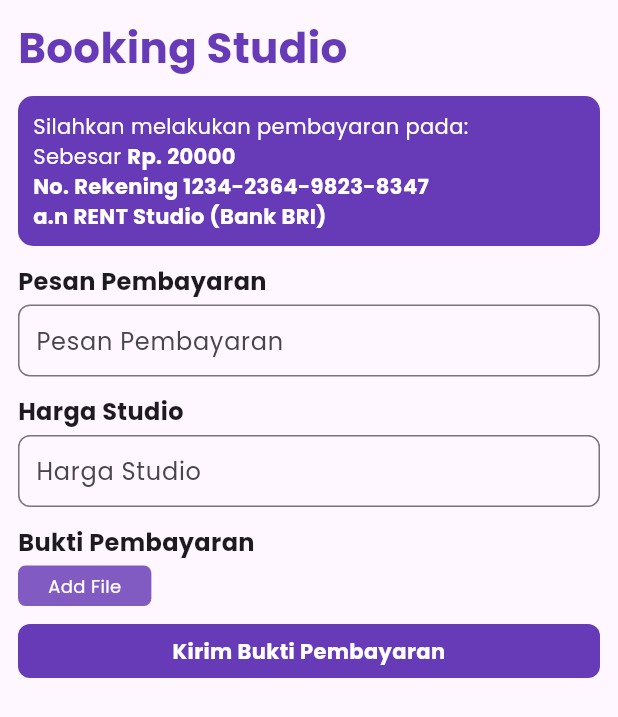
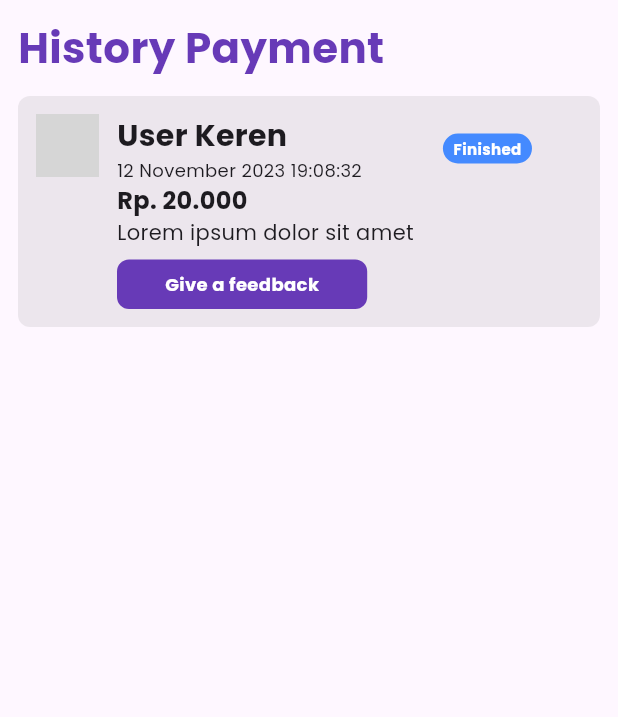
Before and after one commit to mallexibra/RENTStudio_MobileApss, a Flutter app: the screen it shows after launch, on a phone screen of 412 x 824 dp. Shown: the top 717 px of the screen. Run offline on Flutter 3.47's test engine with Material 3 defaults, Android fonts, the light colour scheme and no system bars; our stand-ins replace file_picker, google_fonts, hexcolor; network calls fail; grey boxes are pictures that could not be loaded.

Commit message:
feat: add history payment page

```diff
--- a/lib/main.dart
+++ b/lib/main.dart
@@ -2,6 +2,7 @@ import 'package:flutter/material.dart';
 import 'package:google_fonts/google_fonts.dart';
 import 'package:rent_mobileapps/pages/BookingPage.dart';
 import 'package:rent_mobileapps/pages/DashboardPage.dart';
+import 'package:rent_mobileapps/pages/HistoryPage.dart';
 import 'package:rent_mobileapps/pages/LoginPage.dart';
 import 'package:rent_mobileapps/pages/SignupPage.dart';
 import 'package:rent_mobileapps/pages/DetailStudioPage.dart';
@@ -28,7 +29,8 @@ class MyApp extends StatelessWidget {
       // home: SignupPage(),
       // home: DashboardPage(),
       // home: DetailStudioPage(),
-      home: BookingPage(),
+      // home: BookingPage(),
+      home: HistoryPage(),
     );
   }
 }
--- /dev/null
+++ b/lib/pages/HistoryPage.dart
@@ -0,0 +1,128 @@
+import 'package:flutter/material.dart';
+import 'package:rent_mobileapps/components/Layout.dart';
+
+class HistoryPage extends StatefulWidget {
+  const HistoryPage({super.key});
+
+  @override
+  State<HistoryPage> createState() => _HistoryPageState();
+}
+
+class _HistoryPageState extends State<HistoryPage> {
+  @override
+  Widget build(BuildContext context) {
+    return Scaffold(
+      body: Layout(
+          child: Column(
+        crossAxisAlignment: CrossAxisAlignment.start,
+        children: [
+          Text(
+            "History Payment",
+            style: TextStyle(
+                fontSize: 28,
+                fontWeight: FontWeight.bold,
+                color: Colors.deepPurple),
+          ),
+          SizedBox(height: 12),
+          Container(
+            width: double.maxFinite,
+            padding: EdgeInsets.all(12),
+            decoration: BoxDecoration(
+                borderRadius: BorderRadius.circular(8),
+                color: Color.fromARGB(35, 124, 124, 124)),
+            child: Row(
+              crossAxisAlignment: CrossAxisAlignment.start,
+              children: [
+                Container(
+                  width: 42,
+                  height: 42,
+                  decoration:
+                      BoxDecoration(borderRadius: BorderRadius.circular(21)),
+                  child: ClipRRect(
+                    borderRadius: BorderRadius.circular(20),
+                    child: Image.network(
+                      "https://images.unsplash.com/photo-1492562080023-ab3db95bfbce?q=80&w=1448&auto=format&fit=crop&ixlib=rb-4.0.3&ixid=M3wxMjA3fDB8MHxwaG90by1wYWdlfHx8fGVufDB8fHx8fA%3D%3D",
+                      fit: BoxFit.cover,
+                    ),
+                  ),
+                ),
+                SizedBox(
+                  width: 12,
+                ),
+                Column(
+                  crossAxisAlignment: CrossAxisAlignment.start,
+                  children: [
+                    Row(
+                      crossAxisAlignment: CrossAxisAlignment.center,
+                      children: [
+                        Column(
+                          crossAxisAlignment: CrossAxisAlignment.start,
+                          children: [
+                            Text(
+                              "User Keren",
+                              style: TextStyle(
+                                  fontWeight: FontWeight.bold, fontSize: 20),
+                            ),
+                            Text(
+                              "12 November 2023 19:08:32",
+                              style: TextStyle(fontSize: 12),
+                            )
+                          ],
+                        ),
+                        SizedBox(
+                          width: 54,
+                        ),
+                        Container(
+                          padding:
+                              EdgeInsets.symmetric(horizontal: 7, vertical: 3),
+                          decoration: BoxDecoration(
+                              borderRadius: BorderRadius.circular(18),
+                              color: Colors.blueAccent),
+                          child: Text(
+                            "Finished",
+                            style: TextStyle(
+                                fontSize: 10,
+                                fontWeight: FontWeight.bold,
+                                color: Colors.white),
+                          ),
+                        )
+                      ],
+                    ),
+                    Text(
+                      "Rp. 20.000",
+                      style:
+                          TextStyle(fontSize: 16, fontWeight: FontWeight.w700),
+                    ),
+                    Text("Lorem ipsum dolor sit amet"),
+                    SizedBox(
+                      height: 8,
+                    ),
+                    GestureDetector(
+                      onTap: () {},
+                      child: Container(
+                        // width: double.maxFinite,
+                        padding:
+                            EdgeInsets.symmetric(vertical: 8, horizontal: 32),
+                        decoration: BoxDecoration(
+                            borderRadius: BorderRadius.circular(8),
+                            color: Colors.deepPurple),
+                        child: Text(
+                          "Give a feedback",
+                          textAlign: TextAlign.center,
+                          style: TextStyle(
+                              color: Colors.white,
+                              fontSize: 12,
+                              fontWeight: FontWeight.bold),
+                        ),
+                      ),
+                    )
+                  ],
+                ),
+              ],
+            ),
+          )
+        ],
+      )),
+    );
+  }
+}
```
